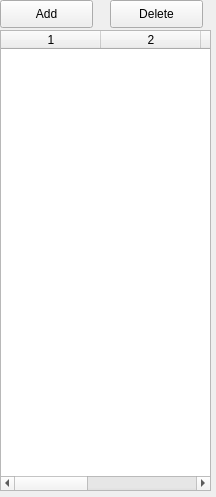
Above: BitGrapher/ui/AssociationViewWidget.ui from nhurman/data-carving before the change. Below: the same form after it.
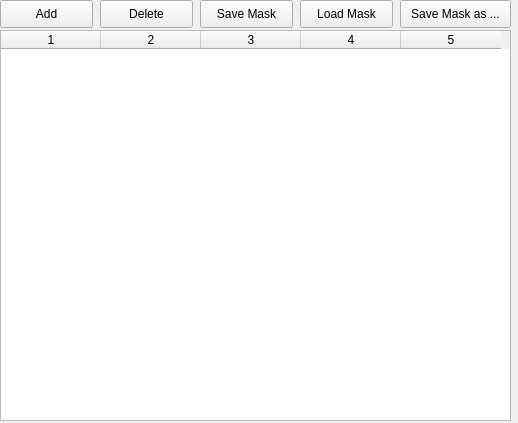
That is the form after the change.

Commit message: Association - Graphic side - part 3

```diff
--- a/BitGrapher/ui/AssociationViewWidget.ui
+++ b/BitGrapher/ui/AssociationViewWidget.ui
@@ -6,8 +6,8 @@
    <rect>
     <x>0</x>
     <y>0</y>
-    <width>216</width>
-    <height>497</height>
+    <width>518</width>
+    <height>423</height>
    </rect>
   </property>
   <property name="windowTitle">
@@ -29,7 +29,7 @@
   <widget class="QPushButton" name="Delete">
    <property name="geometry">
     <rect>
-     <x>110</x>
+     <x>100</x>
      <y>0</y>
      <width>93</width>
      <height>28</height>
@@ -44,8 +44,8 @@
     <rect>
      <x>0</x>
      <y>30</y>
-     <width>211</width>
-     <height>461</height>
+     <width>511</width>
+     <height>391</height>
     </rect>
    </property>
    <property name="columnCount">
@@ -57,6 +57,45 @@
    <column/>
    <column/>
   </widget>
+  <widget class="QPushButton" name="SaveMask">
+   <property name="geometry">
+    <rect>
+     <x>200</x>
+     <y>0</y>
+     <width>93</width>
+     <height>28</height>
+    </rect>
+   </property>
+   <property name="text">
+    <string>Save Mask</string>
+   </property>
+  </widget>
+  <widget class="QPushButton" name="SaveMaskAs">
+   <property name="geometry">
+    <rect>
+     <x>400</x>
+     <y>0</y>
+     <width>111</width>
+     <height>28</height>
+    </rect>
+   </property>
+   <property name="text">
+    <string>Save Mask as ...</string>
+   </property>
+  </widget>
+  <widget class="QPushButton" name="loadMask">
+   <property name="geometry">
+    <rect>
+     <x>300</x>
+     <y>0</y>
+     <width>93</width>
+     <height>28</height>
+    </rect>
+   </property>
+   <property name="text">
+    <string>Load Mask</string>
+   </property>
+  </widget>
  </widget>
  <resources/>
  <connections/>
```
The commit also changes 2 other files.
